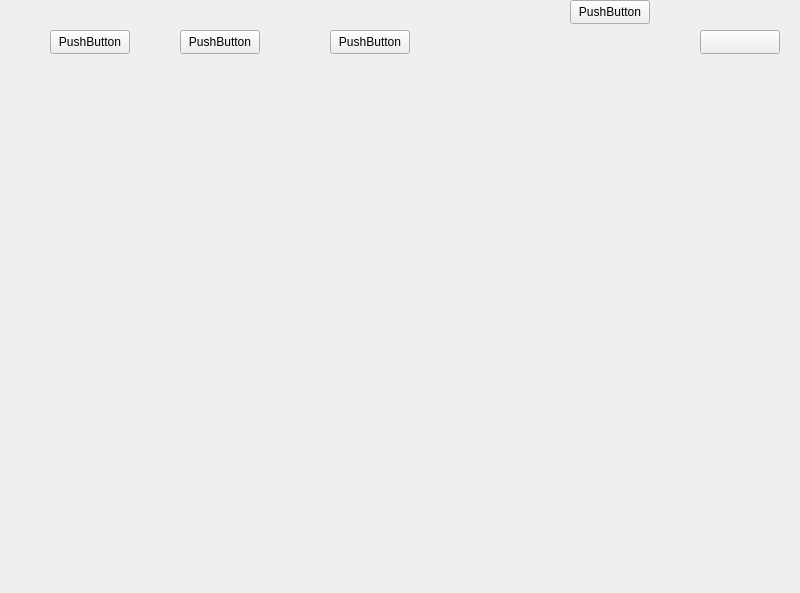
The window that client/Forms/Main/mainwindow.ui (sofinvalery/LMS) describes before a commit, drawn with Qt 5.
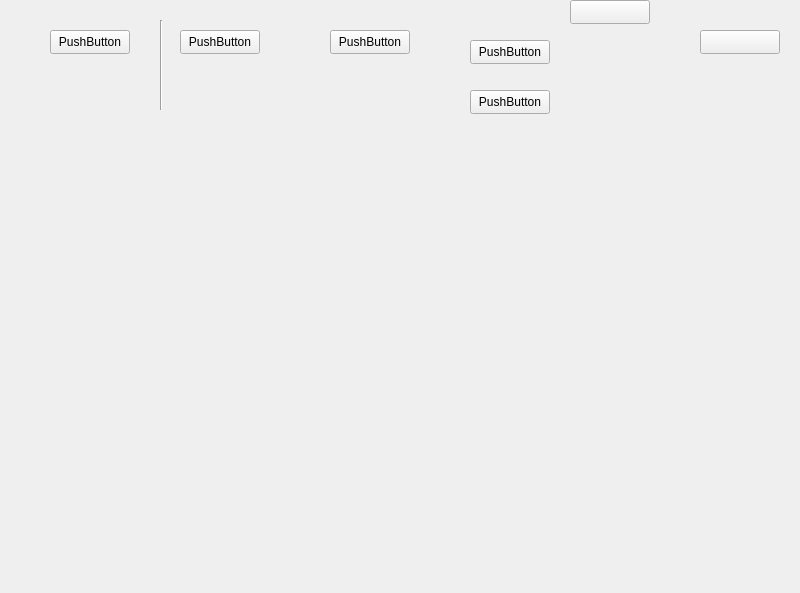
The same window after the commit.

Diff of the .ui file:
```diff
--- a/client/Forms/Main/mainwindow.ui
+++ b/client/Forms/Main/mainwindow.ui
@@ -88,9 +88,54 @@
      </rect>
     </property>
     <property name="text">
+     <string/>
+    </property>
+    <property name="iconSize">
+     <size>
+      <width>32</width>
+      <height>32</height>
+     </size>
+    </property>
+   </widget>
+   <widget class="QPushButton" name="addPotokButton">
+    <property name="geometry">
+     <rect>
+      <x>470</x>
+      <y>40</y>
+      <width>80</width>
+      <height>24</height>
+     </rect>
+    </property>
+    <property name="text">
      <string>PushButton</string>
     </property>
    </widget>
+   <widget class="QPushButton" name="addGroupButton">
+    <property name="geometry">
+     <rect>
+      <x>470</x>
+      <y>90</y>
+      <width>80</width>
+      <height>24</height>
+     </rect>
+    </property>
+    <property name="text">
+     <string>PushButton</string>
+    </property>
+   </widget>
+   <widget class="Line" name="verticalLine">
+    <property name="geometry">
+     <rect>
+      <x>160</x>
+      <y>20</y>
+      <width>3</width>
+      <height>90</height>
+     </rect>
+    </property>
+    <property name="orientation">
+     <enum>Qt::Vertical</enum>
+    </property>
+   </widget>
   </widget>
   <widget class="QMenuBar" name="menubar">
    <property name="geometry">
```
Left out of the diff: 4 changed lines with no effect on the pictures.
